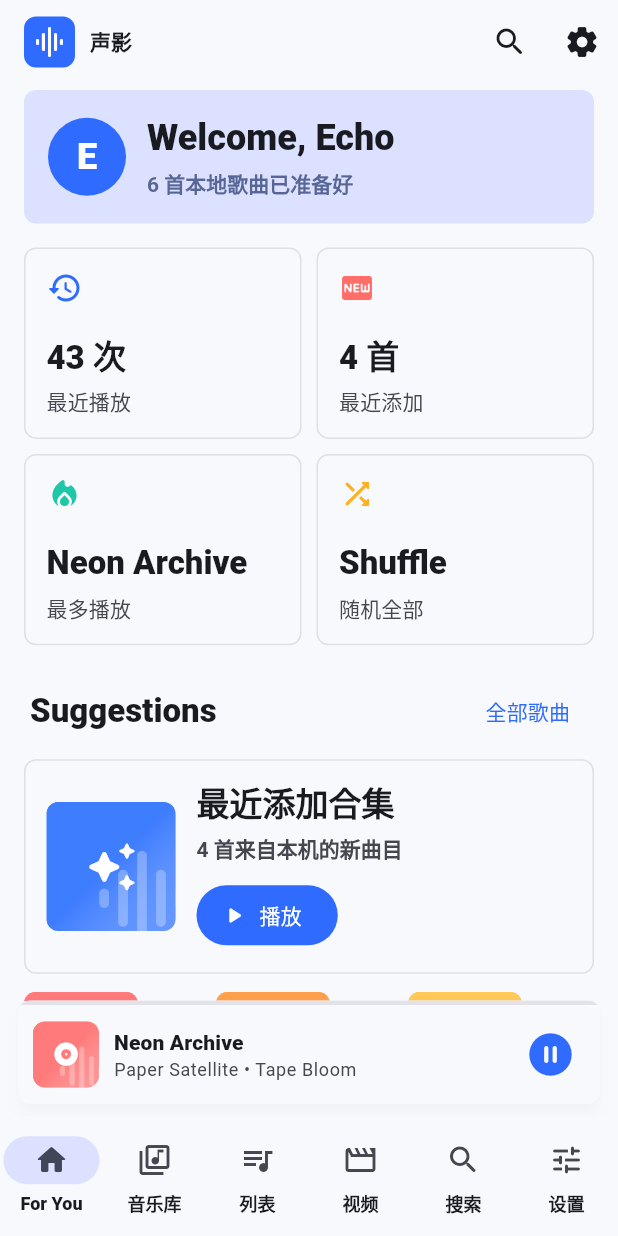
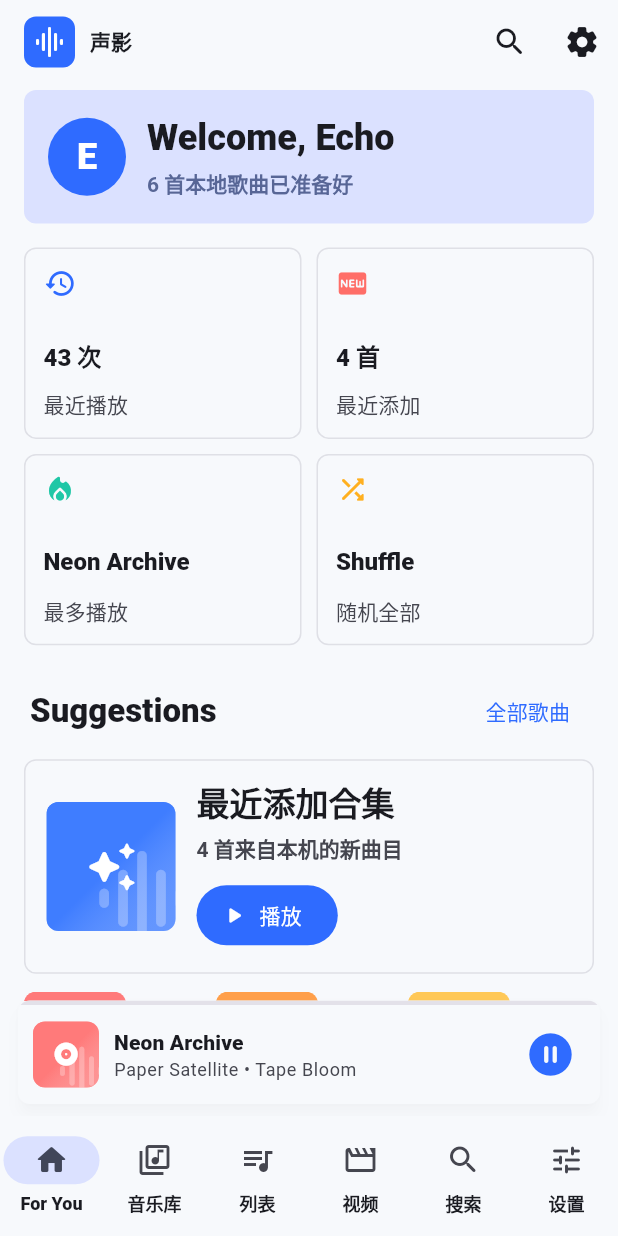
Before and after one commit to hxgJG/EchoFrame, a Flutter app: the screen it shows after launch, after a tap on an icon or button, on a phone screen of 412 x 824 dp. Run offline on Flutter 3.47's test engine with Material 3 defaults, Android fonts, the phone set to English and light mode, and no system bars.

Commit message:
fix: 修复鸿蒙首页卡片溢出

```diff
--- a/lib/features/music/music_home_page.dart
+++ b/lib/features/music/music_home_page.dart
@@ -109,7 +109,7 @@ class MusicHomePage extends StatelessWidget {
             ),
             const SizedBox(height: 12),
             SizedBox(
-              height: 118,
+              height: 124,
               child: ListView.separated(
                 scrollDirection: Axis.horizontal,
                 itemCount: mostPlayed.length,
@@ -348,8 +348,8 @@ class _HorizontalAlbum extends StatelessWidget {
         child: Column(
           crossAxisAlignment: CrossAxisAlignment.start,
           children: <Widget>[
-            MediaArtwork(item: item, size: 76),
-            const SizedBox(height: 8),
+            MediaArtwork(item: item, size: 68),
+            const SizedBox(height: 6),
             Text(
               item.album,
               maxLines: 1,
--- a/lib/shared/widgets/metric_card.dart
+++ b/lib/shared/widgets/metric_card.dart
@@ -24,7 +24,7 @@ class MetricCard extends StatelessWidget {
       borderRadius: BorderRadius.circular(8),
       onTap: onTap,
       child: Ink(
-        padding: const EdgeInsets.all(14),
+        padding: const EdgeInsets.all(12),
         decoration: BoxDecoration(
           color: scheme.surface,
           borderRadius: BorderRadius.circular(8),
@@ -35,13 +35,13 @@ class MetricCard extends StatelessWidget {
           crossAxisAlignment: CrossAxisAlignment.start,
           mainAxisAlignment: MainAxisAlignment.spaceBetween,
           children: <Widget>[
-            Icon(icon, color: color),
-            const SizedBox(height: 10),
+            Icon(icon, color: color, size: 22),
+            const SizedBox(height: 6),
             Text(
               value,
               maxLines: 1,
               overflow: TextOverflow.ellipsis,
-              style: textTheme.titleLarge?.copyWith(
+              style: textTheme.titleMedium?.copyWith(
                 fontWeight: FontWeight.w900,
               ),
             ),
```
